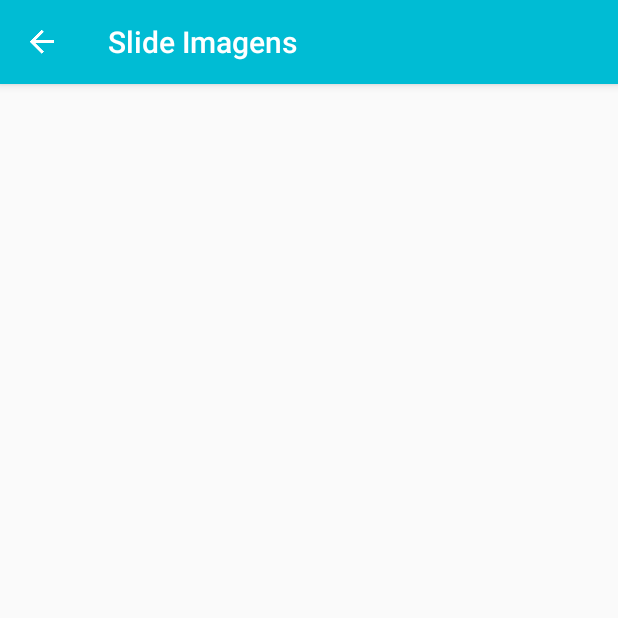
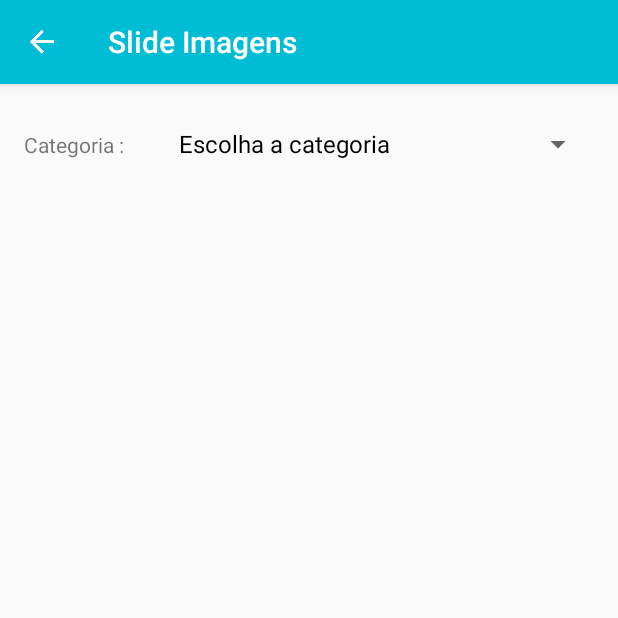
Before and after one commit to igortice/range-evolution, an Android app: the MainSlideActivity screen opened directly, with no data from a screen before it, on a phone screen of 412 x 824 dp, the top half of it. Run offline under Robolectric (Android 15) with nearby library versions, the phone set to English and light mode, and no system bars; libraries missing offline, so code that uses them is left out: com.sromku.simple; 1 statement that could not run was skipped.

Commit message:
init slide images

```diff
--- /dev/null
+++ b/app/src/main/java/br/com/igortice/rangeevolution/CustomSwipeAdapter.java
@@ -0,0 +1,52 @@
+package br.com.igortice.rangeevolution;
+
+import android.content.Context;
+import android.support.v4.view.PagerAdapter;
+import android.view.LayoutInflater;
+import android.view.View;
+import android.view.ViewGroup;
+import android.widget.ImageView;
+import android.widget.LinearLayout;
+import android.widget.TextView;
+
+import java.util.ArrayList;
+
+public class CustomSwipeAdapter extends PagerAdapter {
+    ArrayList<Integer> images_res;
+
+    private Context context;
+    private LayoutInflater layoutInflater;
+
+    public CustomSwipeAdapter(ArrayList<Integer> images_res, Context context) {
+        this.images_res = images_res;
+        this.context = context;
+    }
+
+    @Override
+    public int getCount() {
+        return images_res.size();
+    }
+
+    @Override
+    public boolean isViewFromObject(View view, Object object) {
+        return (view == (LinearLayout) object);
+    }
+
+    @Override
+    public Object instantiateItem(ViewGroup container, int position) {
+        layoutInflater = (LayoutInflater) context.getSystemService(Context.LAYOUT_INFLATER_SERVICE);
+        View item_view = layoutInflater.inflate(R.layout.swipe_layout, container, false);
+        ImageView imageView = (ImageView) item_view.findViewById(R.id.imageView);
+        TextView textView = (TextView) item_view.findViewById(R.id.imageTexto);
+        imageView.setImageResource(images_res.get(position));
+        textView.setText("Imagem " + position);
+        container.addView(item_view);
+
+        return item_view;
+    }
+
+    @Override
+    public void destroyItem(ViewGroup container, int position, Object object) {
+        container.removeView((LinearLayout) object);
+    }
+}
--- a/app/src/main/java/br/com/igortice/rangeevolution/MainSlideActivity.java
+++ b/app/src/main/java/br/com/igortice/rangeevolution/MainSlideActivity.java
@@ -2,18 +2,50 @@ package br.com.igortice.rangeevolution;
 
 import android.os.Bundle;
 import android.support.v4.app.NavUtils;
+import android.support.v4.view.ViewPager;
 import android.support.v7.app.AppCompatActivity;
 import android.support.v7.widget.Toolbar;
 import android.view.View;
+import android.widget.AdapterView;
+import android.widget.ArrayAdapter;
+import android.widget.Button;
+import android.widget.FrameLayout;
+import android.widget.LinearLayout;
+import android.widget.Spinner;
+
+import java.util.ArrayList;
+import java.util.Arrays;
 
 public class MainSlideActivity extends AppCompatActivity {
+    Spinner spinnerCategoria;
+    FrameLayout slideArea;
+    ViewPager viewPager;
+    CustomSwipeAdapter customSwipeAdapter;
 
     @Override
     protected void onCreate(Bundle savedInstanceState) {
         super.onCreate(savedInstanceState);
         setContentView(R.layout.activity_main_slide);
 
+        configApp();
+
         configToolBar();
+
+        configSpinner();
+    }
+
+    private void configApp() {
+        spinnerCategoria = (Spinner) findViewById(R.id.spinnerSelectCategoriaSlide);
+        slideArea = (FrameLayout) findViewById(R.id.slideArea);
+        viewPager = (ViewPager) findViewById(R.id.viewPage);
+        ArrayList<Integer> imagens = new ArrayList<>(Arrays.asList(android.R.drawable.ic_dialog_alert,
+                R.drawable.android,
+                android.R.drawable.ic_menu_camera,
+                android.R.drawable.ic_menu_compass,
+                android.R.drawable.ic_menu_directions,
+                android.R.drawable.ic_menu_gallery));
+        customSwipeAdapter = new CustomSwipeAdapter(imagens, this);
+        viewPager.setAdapter(customSwipeAdapter);
     }
 
     private void configToolBar() {
@@ -29,4 +61,21 @@ public class MainSlideActivity extends AppCompatActivity {
         });
     }
 
+    private void configSpinner() {
+        ArrayAdapter<String> adapterList = new ArrayAdapter<String>(this, android.R.layout.simple_spinner_dropdown_item, FilesUntil.getCategoriasFoldersNames());
+        spinnerCategoria.setAdapter(adapterList);
+
+        spinnerCategoria.setOnItemSelectedListener(new AdapterView.OnItemSelectedListener() {
+            @Override
+            public void onItemSelected(AdapterView<?> parent, View view, int position, long id) {
+                slideArea.setVisibility(position != 0 ? View.VISIBLE : View.INVISIBLE);
+            }
+
+            @Override
+            public void onNothingSelected(AdapterView<?> parent) {
+
+            }
+        });
+    }
+
 }
--- a/app/src/main/res/layout/content_main_slide.xml
+++ b/app/src/main/res/layout/content_main_slide.xml
@@ -1,5 +1,5 @@
 <?xml version="1.0" encoding="utf-8"?>
-<RelativeLayout xmlns:android="http://schemas.android.com/apk/res/android"
+<LinearLayout xmlns:android="http://schemas.android.com/apk/res/android"
     xmlns:app="http://schemas.android.com/apk/res-auto"
     xmlns:tools="http://schemas.android.com/tools"
     android:layout_width="match_parent"
@@ -10,6 +10,41 @@
     android:paddingTop="@dimen/activity_vertical_margin"
     app:layout_behavior="@string/appbar_scrolling_view_behavior"
     tools:context="br.com.igortice.rangeevolution.MainSlideActivity"
-    tools:showIn="@layout/activity_main_slide">
+    tools:showIn="@layout/activity_main_slide"
+    android:orientation="vertical">
 
-</RelativeLayout>
+    <LinearLayout
+        android:orientation="horizontal"
+        android:layout_width="match_parent"
+        android:layout_height="wrap_content"
+        android:id="@+id/linearLayout"
+        android:paddingBottom="25dp" >
+
+        <TextView
+            android:layout_width="fill_parent"
+            android:layout_height="wrap_content"
+            android:text="Categoria : "
+            android:id="@+id/textView6"
+            android:layout_weight="3" />
+
+        <Spinner
+            android:id="@+id/spinnerSelectCategoriaSlide"
+            android:layout_width="match_parent"
+            android:layout_height="wrap_content"
+            android:spinnerMode="dropdown"
+            android:layout_weight="1" />
+    </LinearLayout>
+
+    <FrameLayout
+        android:layout_width="match_parent"
+        android:layout_height="match_parent"
+        android:id="@+id/slideArea"
+        android:visibility="invisible">
+
+        <android.support.v4.view.ViewPager
+            xmlns:android="http://schemas.android.com/apk/res/android"
+            android:id="@+id/viewPage"
+            android:layout_width="match_parent"
+            android:layout_height="match_parent" />
+    </FrameLayout>
+</LinearLayout>
--- /dev/null
+++ b/app/src/main/res/layout/swipe_layout.xml
@@ -0,0 +1,21 @@
+<?xml version="1.0" encoding="utf-8"?>
+<LinearLayout xmlns:android="http://schemas.android.com/apk/res/android"
+    android:layout_width="match_parent"
+    android:layout_height="match_parent"
+    android:orientation="vertical">
+
+    <TextView
+        android:id="@+id/imageTexto"
+        android:layout_width="match_parent"
+        android:layout_height="wrap_content"
+        android:text="quantidade"
+        android:gravity="center"
+        android:textSize="25dp"
+        android:layout_marginTop="25dp"/>
+
+    <ImageView
+        android:layout_marginTop="25dp"
+        android:id="@+id/imageView"
+        android:layout_width="match_parent"
+        android:layout_height="wrap_content" />
+</LinearLayout>
```
